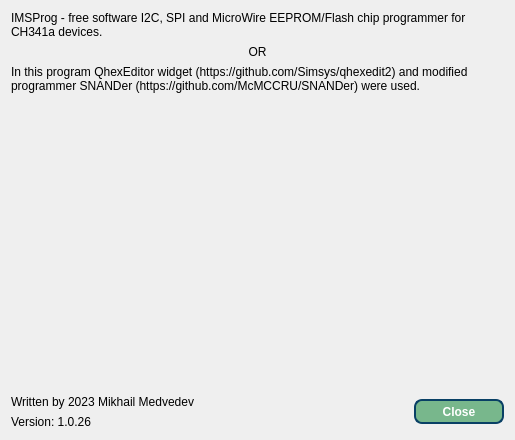
This is IMSProg_programmer/dialogabout.ui in bigbigmdm/IMSProg as Qt 5 draws it before an edit. The edited form follows.
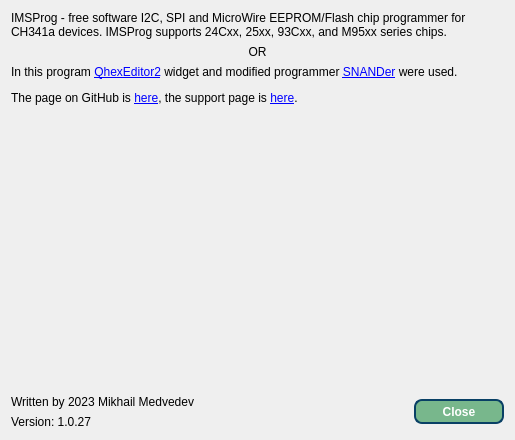
This is the edited form. Icons and pictures are not drawn.

```diff
--- a/IMSProg_programmer/dialogabout.ui
+++ b/IMSProg_programmer/dialogabout.ui
@@ -19,7 +19,7 @@
      <item>
       <widget class="QLabel" name="label_4">
        <property name="text">
-        <string>IMSProg - free software I2C, SPI and MicroWire EEPROM/Flash chip programmer for CH341a devices.</string>
+        <string>IMSProg - free software I2C, SPI and MicroWire EEPROM/Flash chip programmer for CH341a devices. IMSProg supports 24Cxx, 25xx, 93Cxx, and M95xx series chips.</string>
        </property>
        <property name="wordWrap">
         <bool>true</bool>
@@ -63,7 +63,7 @@
      <item>
       <widget class="QLabel" name="label_7">
        <property name="text">
-        <string>In this program QhexEditor widget (https://github.com/Simsys/qhexedit2) and modified programmer SNANDer (https://github.com/McMCCRU/SNANDer) were used.</string>
+        <string>&lt;html&gt;&lt;head/&gt;&lt;body&gt;&lt;p&gt;In this program &lt;a href=&quot;https://github.com/Simsys/qhexedit2/&quot;&gt;QhexEditor2&lt;/a&gt; widget and modified programmer &lt;a href=&quot;https://github.com/McMCCRU/SNANDer&quot;&gt;&lt;span style=&quot; text-decoration: underline; color:#0000ff;&quot;&gt;SNANDer&lt;/span&gt;&lt;/a&gt; were used.&lt;/p&gt;&lt;p&gt;The page on GitHub is &lt;a href=&quot;https://github.com/bigbigmdm/IMSProg&quot;&gt;here&lt;/a&gt;, the support page is &lt;a href=&quot;https://antenna-dvb-t2.ru/IMSProg.php&quot;&gt;here&lt;/a&gt;. &lt;/p&gt;&lt;/body&gt;&lt;/html&gt;</string>
        </property>
        <property name="wordWrap">
         <bool>true</bool>
@@ -99,7 +99,7 @@
        <item>
         <widget class="QLabel" name="label_5">
          <property name="text">
-          <string>Version: 1.0.26</string>
+          <string>Version: 1.0.27</string>
          </property>
         </widget>
        </item>
```
